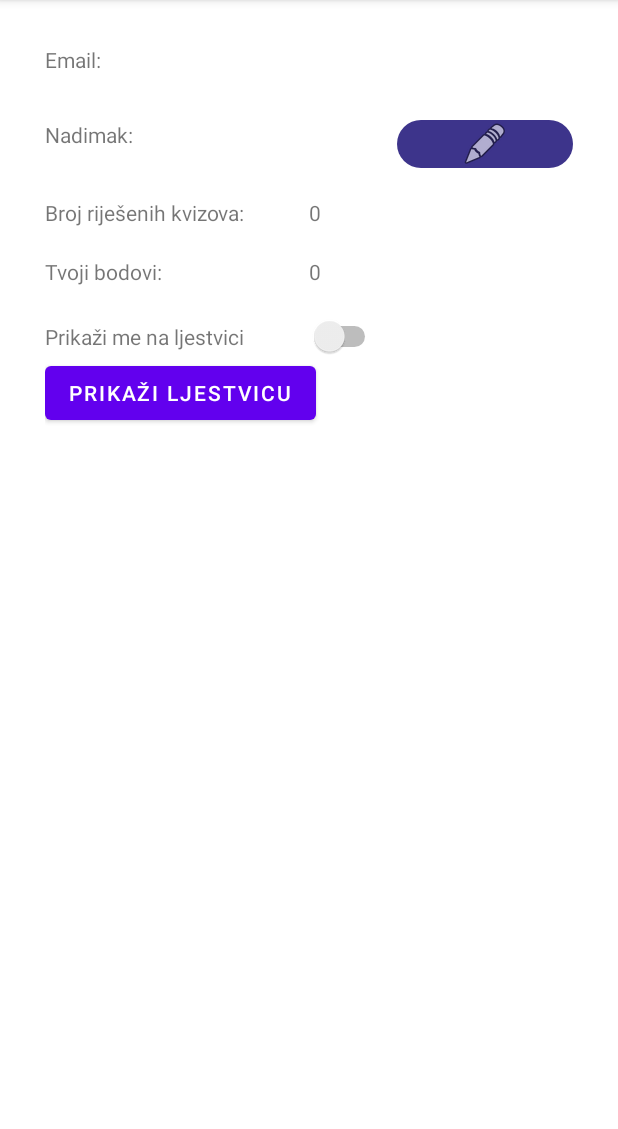
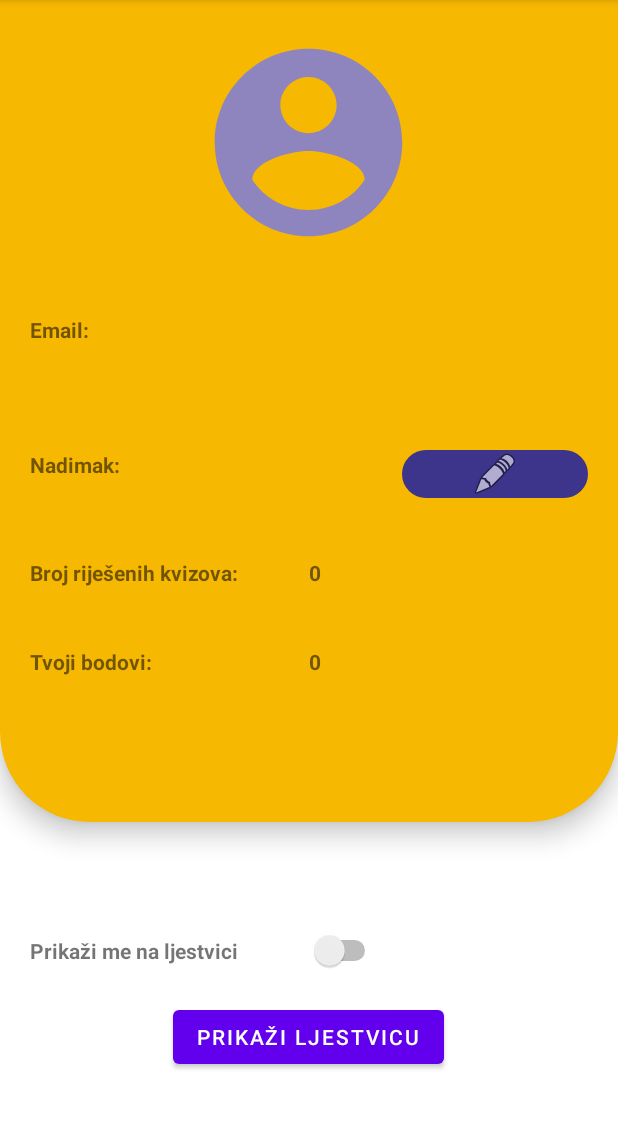
Before and after one commit to Svebor1/Spendiverse, an Android app: the MojProfil screen opened directly, with no data from a screen before it, on a phone screen of 412 x 824 dp, the part 84-1213 px from its top. Run offline under Robolectric (Android 15) with nearby library versions, the phone set to English and light mode, and no system bars; our stand-ins replace Firebase (no records; nobody signed in at launch, a user with empty details on screens opened directly).

Commit message:
ureden activity_moj_profil

```diff
--- /dev/null
+++ b/app/src/main/res/drawable/svjetloljubicasta_pozadina.xml
@@ -0,0 +1,6 @@
+<?xml version="1.0" encoding="utf-8"?>
+<shape xmlns:android="http://schemas.android.com/apk/res/android">
+<solid android:color="@color/lighter_purple"/>
+<corners android:bottomLeftRadius="60dp" android:bottomRightRadius="60dp"/>
+<padding android:left="0dp" android:top="0dp" android:right="0dp" android:bottom="0dp" />
+</shape>
--- a/app/src/main/res/layout/activity_moj_profil.xml
+++ b/app/src/main/res/layout/activity_moj_profil.xml
@@ -3,12 +3,32 @@
     xmlns:app="http://schemas.android.com/apk/res-auto"
     xmlns:tools="http://schemas.android.com/tools"
     android:orientation="vertical"
-    android:padding="30dp"
     android:layout_width="match_parent"
     android:layout_height="match_parent"
     tools:context=".MojProfil">
 
     <LinearLayout
+        android:elevation="10dp"
+        android:layout_width="match_parent"
+        android:layout_height="0dp"
+        android:layout_weight="2.5"
+        android:background="@drawable/zuta_pozadina"
+        android:orientation="vertical"
+        app:layout_constraintBottom_toBottomOf="parent"
+        app:layout_constraintEnd_toEndOf="parent"
+        app:layout_constraintStart_toStartOf="parent"
+        app:layout_constraintTop_toTopOf="parent">
+
+        <ImageView
+            android:layout_margin="20dp"
+            android:layout_gravity="center"
+            android:id="@+id/imageView6"
+            android:layout_width="150dp"
+            android:layout_height="150dp"
+            app:srcCompat="@drawable/ic_profil" />
+
+        <LinearLayout
+            android:layout_margin="20dp"
             android:layout_width="match_parent"
             android:layout_height="50dp"
             android:orientation="horizontal">
@@ -16,6 +36,7 @@
             <TextView
                 android:id="@+id/textView15"
                 android:layout_width="0dp"
+                android:textStyle="bold"
                 android:layout_height="match_parent"
                 android:layout_weight="0.5"
                 android:text="Email:" />
@@ -25,12 +46,12 @@
                 android:layout_width="0dp"
                 android:layout_height="match_parent"
                 android:layout_weight="1.5"
-            android:text="Textview"
                 tools:layout_editor_absoluteX="173dp"
                 tools:layout_editor_absoluteY="246dp" />
         </LinearLayout>
 
         <LinearLayout
+            android:layout_margin="20dp"
             android:layout_width="match_parent"
             android:layout_height="wrap_content"
             android:orientation="horizontal">
@@ -39,6 +60,7 @@
                 android:id="@+id/textView20"
                 android:layout_width="0dp"
                 android:layout_height="wrap_content"
+                android:textStyle="bold"
                 android:layout_weight="1"
                 android:text="Nadimak:" />
 
@@ -54,15 +76,16 @@
                 android:id="@+id/edit_nadimka"
                 android:layout_width="0dp"
                 android:layout_height="wrap_content"
+                android:layout_weight="1"
                 android:background="@drawable/ljubicasta_pozadina"
-            android:layout_weight="1"
                 app:srcCompat="@android:drawable/ic_menu_edit" />
         </LinearLayout>
 
         <LinearLayout
-        android:layout_marginTop="20dp"
+            android:layout_margin="20dp"
             android:layout_width="match_parent"
             android:layout_height="wrap_content"
+            android:layout_marginTop="20dp"
             android:orientation="horizontal">
 
             <TextView
@@ -70,6 +93,7 @@
                 android:layout_width="0dp"
                 android:layout_height="wrap_content"
                 android:layout_weight="1"
+                android:textStyle="bold"
                 android:text="Broj riješenih kvizova:"
                 tools:layout_editor_absoluteX="60dp"
                 tools:layout_editor_absoluteY="373dp" />
@@ -79,15 +103,17 @@
                 android:layout_width="0dp"
                 android:layout_height="wrap_content"
                 android:layout_weight="1"
+                android:textStyle="bold"
                 app:layout_constraintEnd_toEndOf="parent"
                 app:layout_constraintStart_toStartOf="parent"
                 app:layout_constraintTop_toTopOf="parent"></TextView>
         </LinearLayout>
 
         <LinearLayout
-        android:layout_marginTop="20dp"
+            android:layout_margin="20dp"
             android:layout_width="match_parent"
             android:layout_height="wrap_content"
+            android:layout_marginTop="20dp"
             android:orientation="horizontal">
 
             <TextView
@@ -95,6 +121,7 @@
                 android:layout_width="0dp"
                 android:layout_height="wrap_content"
                 android:layout_weight="1"
+                android:textStyle="bold"
                 android:text="Tvoji bodovi:"
                 tools:layout_editor_absoluteX="52dp"
                 tools:layout_editor_absoluteY="312dp" />
@@ -104,15 +131,32 @@
                 android:layout_width="0dp"
                 android:layout_height="wrap_content"
                 android:layout_weight="1"
+                android:textStyle="bold"
                 app:layout_constraintEnd_toEndOf="parent"
                 app:layout_constraintStart_toStartOf="parent"
                 app:layout_constraintTop_toBottomOf="@id/ljestvica"></TextView>
         </LinearLayout>
 
+    </LinearLayout>
+
     <LinearLayout
-        android:layout_marginTop="20dp"
+
+        android:id="@+id/linearLayout"
+        android:gravity="center"
+        android:layout_width="match_parent"
+        android:layout_height="0dp"
+        android:layout_weight="1"
+        android:orientation="vertical"
+        app:layout_constraintBottom_toBottomOf="parent"
+        app:layout_constraintEnd_toEndOf="parent"
+        app:layout_constraintStart_toStartOf="parent"
+        app:layout_constraintTop_toTopOf="parent">
+
+        <LinearLayout
+            android:layout_margin="20dp"
             android:layout_width="match_parent"
             android:layout_height="wrap_content"
+            android:layout_marginTop="20dp"
             android:orientation="horizontal">
 
             <TextView
@@ -122,6 +166,7 @@
                 android:layout_gravity="center"
                 android:layout_weight="1"
                 android:text="Prikaži me na ljestvici"
+                android:textStyle="bold"
                 tools:layout_editor_absoluteX="96dp"
                 tools:layout_editor_absoluteY="114dp" />
 
@@ -133,8 +178,7 @@
                 <Switch
                     android:id="@+id/switch1"
                     android:layout_width="wrap_content"
-                android:layout_height="wrap_content"
-                />
+                    android:layout_height="wrap_content" />
             </FrameLayout>
 
         </LinearLayout>
@@ -143,6 +187,8 @@
             android:id="@+id/prikaz_ljestvice"
             android:layout_width="wrap_content"
             android:layout_height="wrap_content"
+            android:layout_gravity="center"
             android:text="prikaži ljestvicu" />
+    </LinearLayout>
 
 </androidx.appcompat.widget.LinearLayoutCompat>
--- a/app/src/main/res/layout/ljestvica_adapter.xml
+++ b/app/src/main/res/layout/ljestvica_adapter.xml
@@ -5,7 +5,7 @@
 
 
     android:layout_width="match_parent"
-    android:layout_height="wrap_content"
+    android:layout_height="40dp"
     android:elevation="10dp"
     android:background="@drawable/zuta_pozadina_4ruba">
 
```
Also changed, not shown: app/src/main/res/layout/activity_financijski_plan.xml (+0 -11 lines), app/src/main/res/layout/activity_prikaz_ljestvice.xml (+6 -4 lines). Lines whose indentation alone changed are shown as unchanged.
